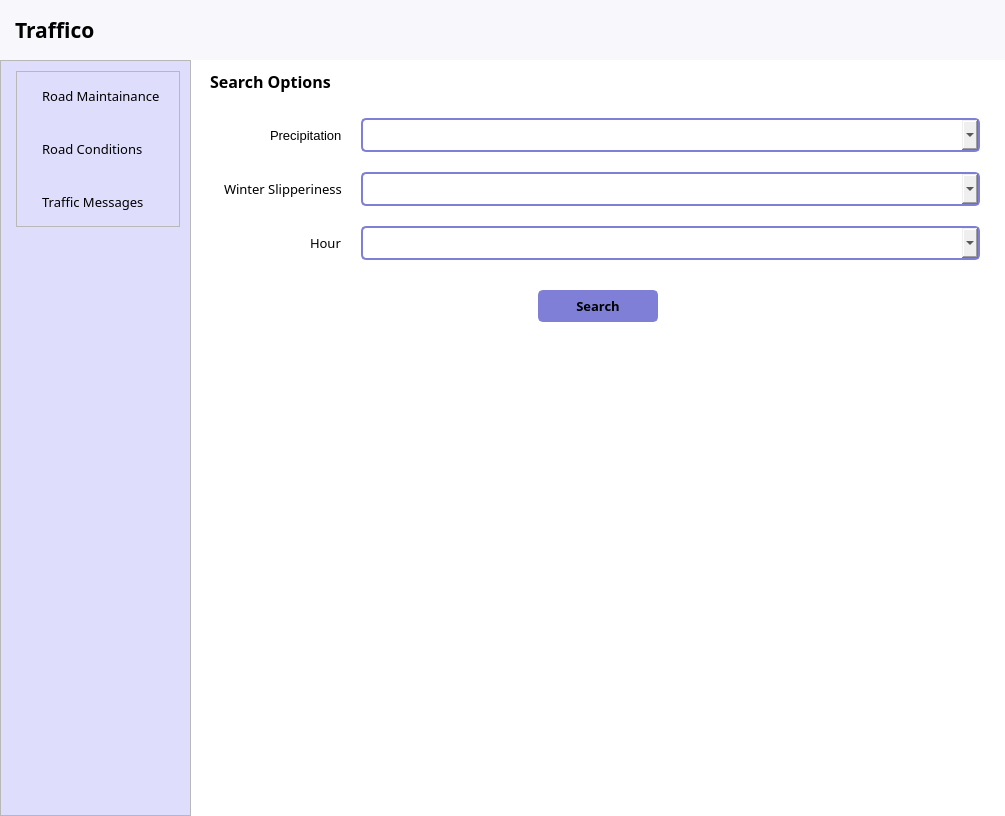
FAHID-KHAN/Traffico-Finnish-Traffic-System-, file interface.ui: the form before one commit.
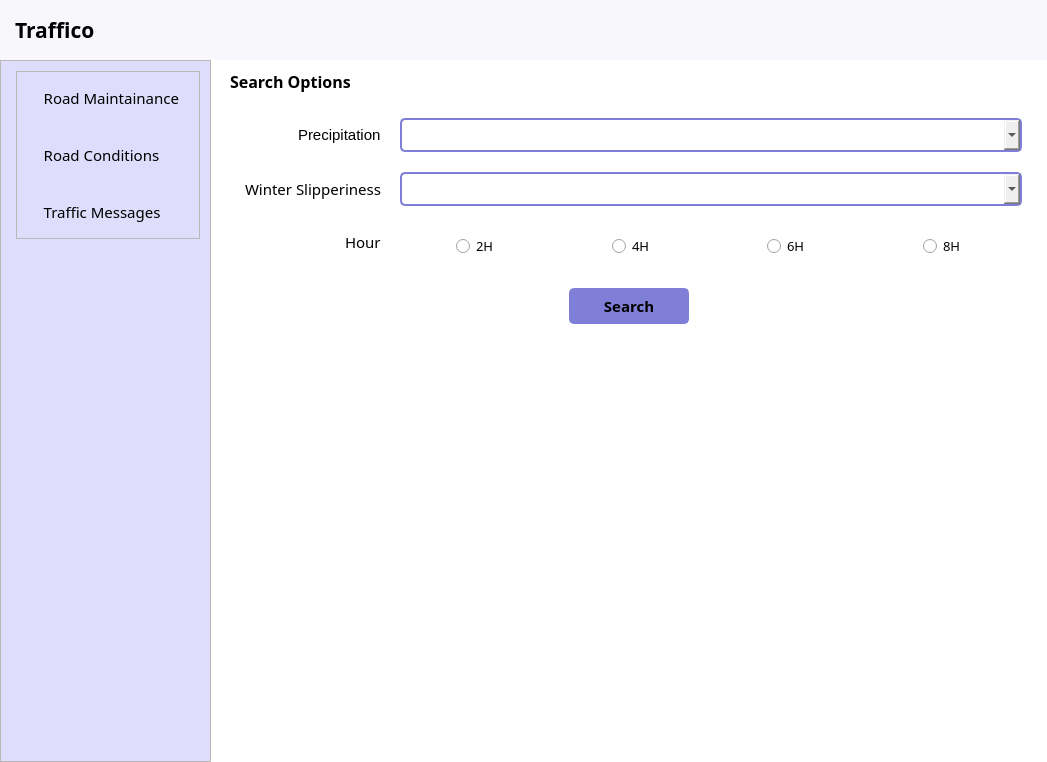
The form after the commit. The open tabs and pages were chosen to show the change. Icons and pictures are not drawn.

Patch:
```diff
--- a/interface.ui
+++ b/interface.ui
@@ -6,8 +6,8 @@
    <rect>
     <x>0</x>
     <y>0</y>
-    <width>1005</width>
-    <height>816</height>
+    <width>1047</width>
+    <height>762</height>
    </rect>
   </property>
   <property name="windowTitle">
@@ -307,7 +307,7 @@
                      <property name="font">
                       <font>
                        <family>Mulish</family>
-                       <pointsize>10</pointsize>
+                       <pointsize>11</pointsize>
                       </font>
                      </property>
                      <property name="text">
@@ -336,7 +336,7 @@
                      <property name="font">
                       <font>
                        <family>Mulish</family>
-                       <pointsize>10</pointsize>
+                       <pointsize>11</pointsize>
                       </font>
                      </property>
                      <property name="text">
@@ -365,7 +365,7 @@
                      <property name="font">
                       <font>
                        <family>Mulish</family>
-                       <pointsize>10</pointsize>
+                       <pointsize>11</pointsize>
                       </font>
                      </property>
                      <property name="text">
@@ -841,7 +841,7 @@
                           <widget class="QLabel" name="form_label_5">
                            <property name="font">
                             <font>
-                             <pointsize>10</pointsize>
+                             <pointsize>11</pointsize>
                             </font>
                            </property>
                            <property name="text">
@@ -882,7 +882,7 @@
                            <property name="font">
                             <font>
                              <family>Mulish</family>
-                             <pointsize>10</pointsize>
+                             <pointsize>11</pointsize>
                             </font>
                            </property>
                            <property name="text">
@@ -923,7 +923,7 @@
                            <property name="font">
                             <font>
                              <family>Mulish</family>
-                             <pointsize>10</pointsize>
+                             <pointsize>11</pointsize>
                             </font>
                            </property>
                            <property name="text">
@@ -932,32 +932,60 @@
                           </widget>
                          </item>
                          <item row="2" column="1">
-                          <widget class="QComboBox" name="cond_input_3">
-                           <property name="sizePolicy">
-                            <sizepolicy hsizetype="Preferred" vsizetype="Minimum">
-                             <horstretch>0</horstretch>
-                             <verstretch>0</verstretch>
-                            </sizepolicy>
-                           </property>
-                           <property name="minimumSize">
-                            <size>
-                             <width>0</width>
-                             <height>30</height>
-                            </size>
-                           </property>
-                           <property name="font">
-                            <font>
-                             <family>Mulish</family>
-                             <pointsize>10</pointsize>
-                            </font>
-                           </property>
-                           <property name="focusPolicy">
-                            <enum>Qt::WheelFocus</enum>
-                           </property>
-                           <property name="editable">
-                            <bool>true</bool>
-                           </property>
-                          </widget>
+                          <layout class="QHBoxLayout" name="horizontalLayout_15">
+                           <item alignment="Qt::AlignHCenter|Qt::AlignBottom">
+                            <widget class="QRadioButton" name="radioButton_1">
+                             <property name="font">
+                              <font>
+                               <family>Mulish</family>
+                               <pointsize>10</pointsize>
+                              </font>
+                             </property>
+                             <property name="text">
+                              <string>2H</string>
+                             </property>
+                            </widget>
+                           </item>
+                           <item alignment="Qt::AlignHCenter|Qt::AlignBottom">
+                            <widget class="QRadioButton" name="radioButton_2">
+                             <property name="font">
+                              <font>
+                               <family>Mulish</family>
+                               <pointsize>10</pointsize>
+                              </font>
+                             </property>
+                             <property name="text">
+                              <string>4H</string>
+                             </property>
+                            </widget>
+                           </item>
+                           <item alignment="Qt::AlignHCenter|Qt::AlignBottom">
+                            <widget class="QRadioButton" name="radioButton_3">
+                             <property name="font">
+                              <font>
+                               <family>Mulish</family>
+                               <pointsize>10</pointsize>
+                              </font>
+                             </property>
+                             <property name="text">
+                              <string>6H</string>
+                             </property>
+                            </widget>
+                           </item>
+                           <item alignment="Qt::AlignHCenter|Qt::AlignBottom">
+                            <widget class="QRadioButton" name="radioButton_4">
+                             <property name="font">
+                              <font>
+                               <family>Mulish</family>
+                               <pointsize>10</pointsize>
+                              </font>
+                             </property>
+                             <property name="text">
+                              <string>8H</string>
+                             </property>
+                            </widget>
+                           </item>
+                          </layout>
                          </item>
                         </layout>
                        </item>
@@ -1002,7 +1030,7 @@
                             <property name="font">
                              <font>
                               <family>Mulish</family>
-                              <pointsize>10</pointsize>
+                              <pointsize>11</pointsize>
                               <weight>75</weight>
                               <bold>true</bold>
                              </font>
```
Left out of the diff: 74 changed lines with no effect on the pictures.
